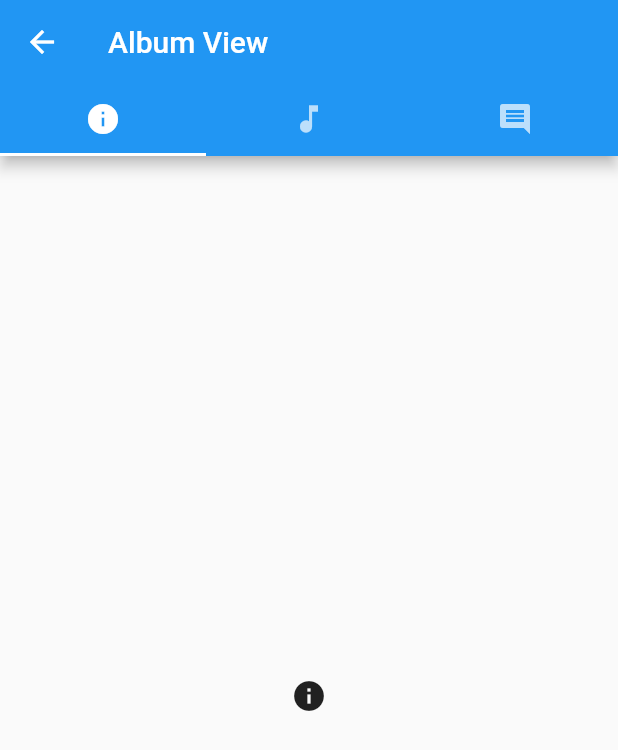
After one commit to Mashnak/DCAppProject, a Flutter app: the screen it shows after launch, after a tap on "Album View", on a phone screen of 412 x 824 dp. The commit adds this screen. Shown: the top 750 px of the screen. Run offline on Flutter 3.47's test engine with Material 2 defaults, Android fonts, the phone set to English and light mode, and no system bars.

Commit message:
Added basic album view and SongData is now handed into SongView.

```diff
--- /dev/null
+++ b/app/lib/album_view.dart
@@ -0,0 +1,47 @@
+import 'package:flutter/material.dart';
+
+class AlbumView extends StatelessWidget {
+  Widget _buildAlbumInfoTab() {
+    return new Icon(Icons.info);
+  }
+
+  Widget _buildAlbumContentTab() {
+    return new Icon(Icons.list);
+  }
+
+  Widget _buildAlbumCommentsTab() {
+    return new Icon(Icons.comment);
+  }
+
+  @override
+  Widget build(BuildContext context) {
+    return new DefaultTabController(
+      length: 3,
+      child: new Scaffold(
+        appBar: new AppBar(
+          title: new Text("Album View"),
+          bottom: new TabBar(
+            tabs: <Widget>[
+              new Tab(
+                icon: new Icon(Icons.info),
+              ),
+              new Tab(
+                icon: new Icon(Icons.music_note),
+              ),
+              new Tab(
+                icon: new Icon(Icons.comment),
+              )
+            ],
+          ),
+        ),
+        body: new TabBarView(
+          children: <Widget>[
+            _buildAlbumInfoTab(),
+            _buildAlbumContentTab(),
+            _buildAlbumCommentsTab(),
+          ],
+        ),
+      ),
+    );
+  }
+}
--- a/app/lib/debug_view.dart
+++ b/app/lib/debug_view.dart
@@ -1,6 +1,7 @@
 import 'package:flutter/material.dart';
 
 import 'song_view.dart';
+import 'album_view.dart';
 
 class DebugView extends StatelessWidget {
   @override
@@ -18,7 +19,22 @@ class DebugView extends StatelessWidget {
                 Navigator.push(
                     context,
                     new MaterialPageRoute(
-                        builder: (context) => new SongView()));
+                        builder: (context) => new SongView(new SongData(
+                            'Legend Has It',
+                            'Run The Jewels 3',
+                            'Run The Jewels',
+                            'Run The Jewels, Inc.',
+                            new DateTime(2016),
+                            'images/lake.jpg'))));
+              },
+            ),
+            new RaisedButton(
+              child: new Text('Album View'),
+              onPressed: () {
+                Navigator.push(
+                    context,
+                    new MaterialPageRoute(
+                        builder: (context) => new AlbumView()));
               },
             ),
           ],
```
Also changed, not shown: app/lib/song_view.dart (+18 -15 lines).
